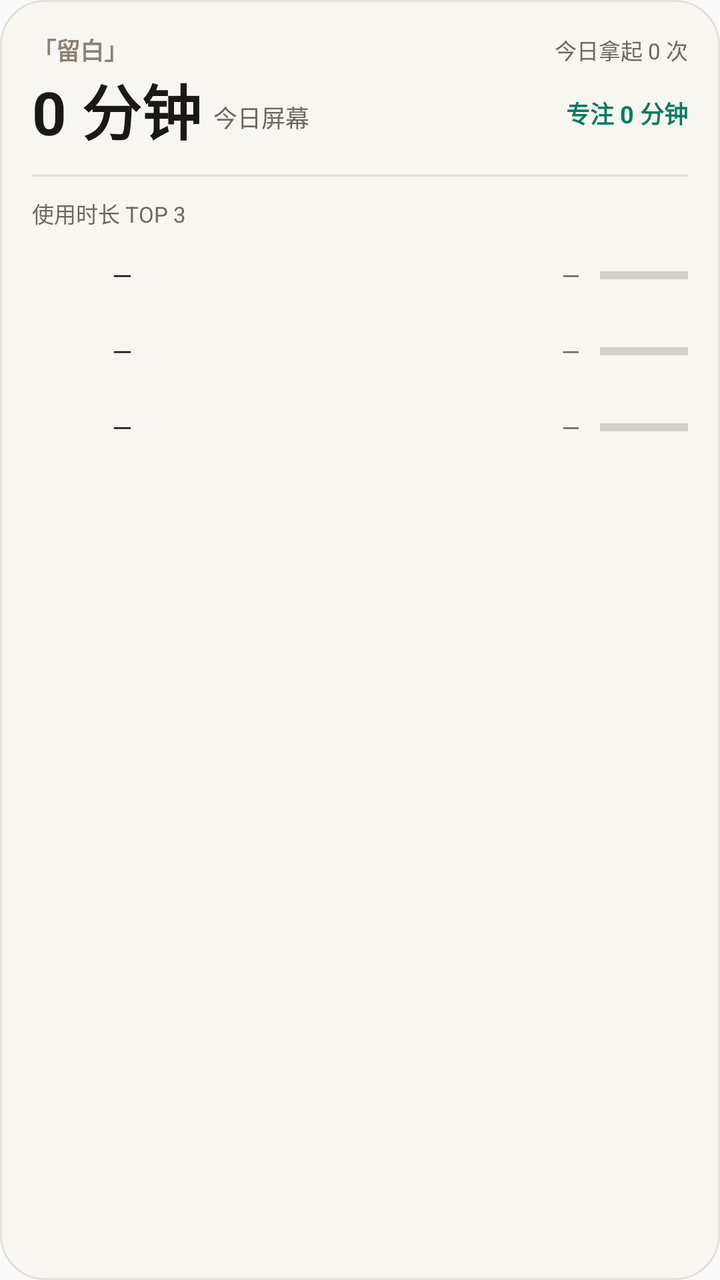
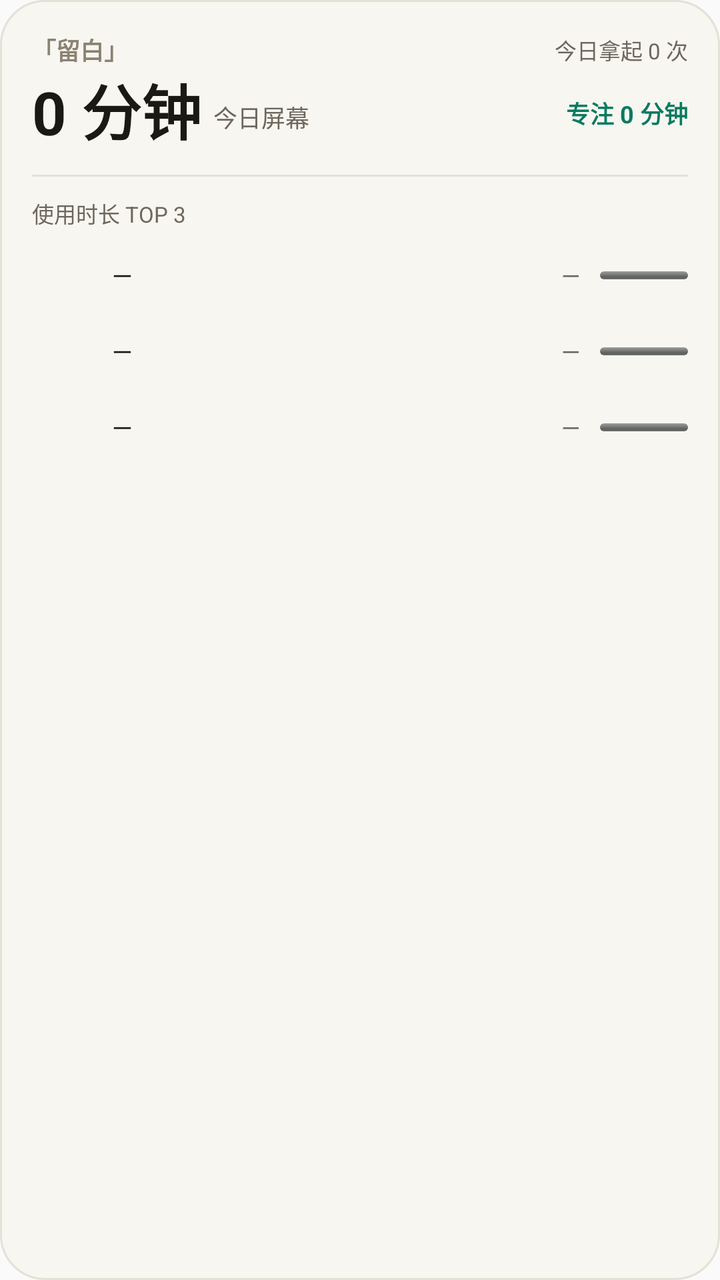

The first picture is an Android layout as it rendered before a commit; the second is the same layout after the commit. The layout source and the unified diff follow.
<!-- AndroidManifest.xml: application theme Theme.Liubai -->
<!-- res/layout/widget_large.xml -->
<?xml version="1.0" encoding="utf-8"?>
<LinearLayout xmlns:android="http://schemas.android.com/apk/res/android"
    android:id="@android:id/background"
    android:layout_width="match_parent"
    android:layout_height="match_parent"
    android:orientation="vertical"
    android:padding="16dp"
    android:background="@drawable/widget_bg">

    
    <LinearLayout
        android:layout_width="match_parent"
        android:layout_height="wrap_content"
        android:orientation="horizontal"
        android:gravity="center_vertical">

        <TextView
            android:layout_width="wrap_content"
            android:layout_height="wrap_content"
            android:text="「留白」"
            android:textSize="12sp"
            android:textStyle="bold"
            android:textColor="#8A8272" />

        <View
            android:layout_width="0dp"
            android:layout_height="1dp"
            android:layout_weight="1" />

        <TextView
            android:id="@+id/widget_pickup"
            android:layout_width="wrap_content"
            android:layout_height="wrap_content"
            android:text="今日拿起 0 次"
            android:textSize="11sp"
            android:textColor="#6E675C" />
    </LinearLayout>

    
    <LinearLayout
        android:layout_width="match_parent"
        android:layout_height="wrap_content"
        android:orientation="horizontal"
        android:baselineAligned="true"
        android:gravity="bottom">

        <TextView
            android:id="@+id/widget_screen"
            android:layout_width="wrap_content"
            android:layout_height="wrap_content"
            android:text="0 分钟"
            android:textSize="30sp"
            android:textStyle="bold"
            android:textColor="#1B1915" />

        <TextView
            android:layout_width="wrap_content"
            android:layout_height="wrap_content"
            android:layout_marginStart="6dp"
            android:layout_marginBottom="4dp"
            android:text="今日屏幕"
            android:textSize="12sp"
            android:textColor="#6E675C" />

        <View
            android:layout_width="0dp"
            android:layout_height="1dp"
            android:layout_weight="1" />

        <TextView
            android:id="@+id/widget_focus"
            android:layout_width="wrap_content"
            android:layout_height="wrap_content"
            android:layout_marginBottom="6dp"
            android:text="专注 0 分钟"
            android:textSize="12sp"
            android:textStyle="bold"
            android:textColor="#0A7A61" />
    </LinearLayout>

    <View
        android:layout_width="match_parent"
        android:layout_height="1dp"
        android:layout_marginVertical="10dp"
        android:background="#E6E1D6" />

    <TextView
        android:layout_width="wrap_content"
        android:layout_height="wrap_content"
        android:text="使用时长 TOP 3"
        android:textSize="11sp"
        android:textColor="#6E675C" />

    
    <LinearLayout
        android:id="@+id/top_row_1"
        android:layout_width="match_parent"
        android:layout_height="wrap_content"
        android:layout_marginTop="8dp"
        android:orientation="horizontal"
        android:gravity="center_vertical">

        <ImageView
            android:id="@+id/top_icon_1"
            android:layout_width="30dp"
            android:layout_height="30dp"
            android:layout_marginEnd="10dp"
            android:contentDescription="应用图标" />

        <TextView
            android:id="@+id/top_name_1"
            android:layout_width="0dp"
            android:layout_height="wrap_content"
            android:layout_weight="1"
            android:ellipsize="end"
            android:maxLines="1"
            android:text="—"
            android:textSize="13sp"
            android:textColor="#1B1915" />

        <TextView
            android:id="@+id/top_time_1"
            android:layout_width="wrap_content"
            android:layout_height="wrap_content"
            android:layout_marginEnd="10dp"
            android:text="—"
            android:textSize="12sp"
            android:textColor="#6E675C" />

        <ProgressBar
            android:id="@+id/top_bar_1"
            style="?android:attr/progressBarStyleHorizontal"
            android:layout_width="44dp"
            android:layout_height="4dp"
            android:max="100"
            android:progress="0"
            android:progressTint="#0A7A61" />
    </LinearLayout>

    
    <LinearLayout
        android:id="@+id/top_row_2"
        android:layout_width="match_parent"
        android:layout_height="wrap_content"
        android:layout_marginTop="8dp"
        android:orientation="horizontal"
        android:gravity="center_vertical">

        <ImageView
            android:id="@+id/top_icon_2"
            android:layout_width="30dp"
            android:layout_height="30dp"
            android:layout_marginEnd="10dp"
            android:contentDescription="应用图标" />

        <TextView
            android:id="@+id/top_name_2"
            android:layout_width="0dp"
            android:layout_height="wrap_content"
            android:layout_weight="1"
            android:ellipsize="end"
            android:maxLines="1"
            android:text="—"
            android:textSize="13sp"
            android:textColor="#1B1915" />

        <TextView
            android:id="@+id/top_time_2"
            android:layout_width="wrap_content"
            android:layout_height="wrap_content"
            android:layout_marginEnd="10dp"
            android:text="—"
            android:textSize="12sp"
            android:textColor="#6E675C" />

        <ProgressBar
            android:id="@+id/top_bar_2"
            style="?android:attr/progressBarStyleHorizontal"
            android:layout_width="44dp"
            android:layout_height="4dp"
            android:max="100"
            android:progress="0"
            android:progressTint="#C4BFB2" />
    </LinearLayout>

    
    <LinearLayout
        android:id="@+id/top_row_3"
        android:layout_width="match_parent"
        android:layout_height="wrap_content"
        android:layout_marginTop="8dp"
        android:orientation="horizontal"
        android:gravity="center_vertical">

        <ImageView
            android:id="@+id/top_icon_3"
            android:layout_width="30dp"
            android:layout_height="30dp"
            android:layout_marginEnd="10dp"
            android:contentDescription="应用图标" />

        <TextView
            android:id="@+id/top_name_3"
            android:layout_width="0dp"
            android:layout_height="wrap_content"
            android:layout_weight="1"
            android:ellipsize="end"
            android:maxLines="1"
            android:text="—"
            android:textSize="13sp"
            android:textColor="#1B1915" />

        <TextView
            android:id="@+id/top_time_3"
            android:layout_width="wrap_content"
            android:layout_height="wrap_content"
            android:layout_marginEnd="10dp"
            android:text="—"
            android:textSize="12sp"
            android:textColor="#6E675C" />

        <ProgressBar
            android:id="@+id/top_bar_3"
            style="?android:attr/progressBarStyleHorizontal"
            android:layout_width="44dp"
            android:layout_height="4dp"
            android:max="100"
            android:progress="0"
            android:progressTint="#C4BFB2" />
    </LinearLayout>

    
    <TextView
        android:id="@+id/top_empty"
        android:layout_width="match_parent"
        android:layout_height="0dp"
        android:layout_weight="1"
        android:gravity="center"
        android:text="开启「使用情况访问」后，这里显示今日耗时最多的三个应用"
        android:textSize="11sp"
        android:textColor="#8A8272"
        android:visibility="gone" />
</LinearLayout>
<!-- resources referenced by this layout -->
<resources>
  <!-- drawable widget_bg (drawable) -->
  <?xml version="1.0" encoding="utf-8"?>
  <shape xmlns:android="http://schemas.android.com/apk/res/android" android:shape="rectangle">
      <solid android:color="#F8F6F1" />
      <corners android:radius="22dp" />
      <stroke android:width="1dp" android:color="#E6E1D6" />
  </shape>
  <style name="Theme.Liubai" parent="android:Theme.Material.Light.NoActionBar">
          <item name="android:statusBarColor">@android:color/transparent</item>
          <item name="android:windowLightStatusBar">true</item>
          <item name="android:navigationBarColor">@android:color/transparent</item>
      </style>
</resources>

<!-- the commit's change to res/layout/widget_large.xml (unified diff, before → after) -->
@@ -129,7 +129,7 @@
 
         <ProgressBar
             android:id="@+id/top_bar_1"
-            style="?android:attr/progressBarStyleHorizontal"
+            style="@android:style/Widget.ProgressBar.Horizontal"
             android:layout_width="44dp"
             android:layout_height="4dp"
             android:max="100"
@@ -175,7 +175,7 @@
 
         <ProgressBar
             android:id="@+id/top_bar_2"
-            style="?android:attr/progressBarStyleHorizontal"
+            style="@android:style/Widget.ProgressBar.Horizontal"
             android:layout_width="44dp"
             android:layout_height="4dp"
             android:max="100"
@@ -221,7 +221,7 @@
 
         <ProgressBar
             android:id="@+id/top_bar_3"
-            style="?android:attr/progressBarStyleHorizontal"
+            style="@android:style/Widget.ProgressBar.Horizontal"
             android:layout_width="44dp"
             android:layout_height="4dp"
             android:max="100"
